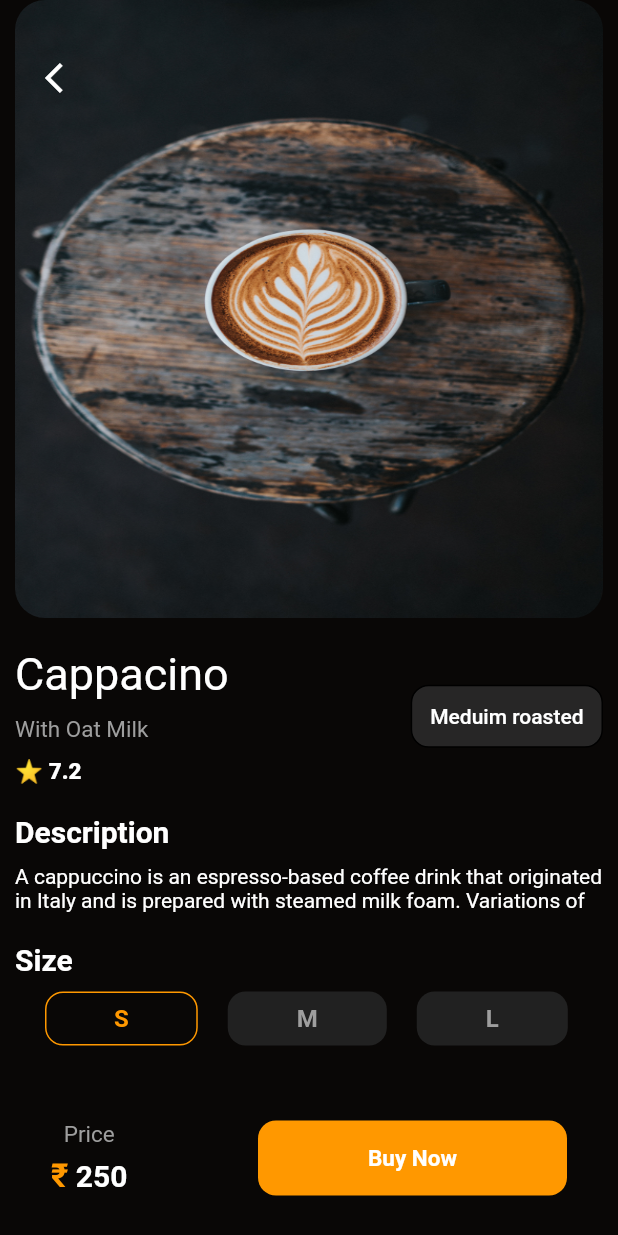
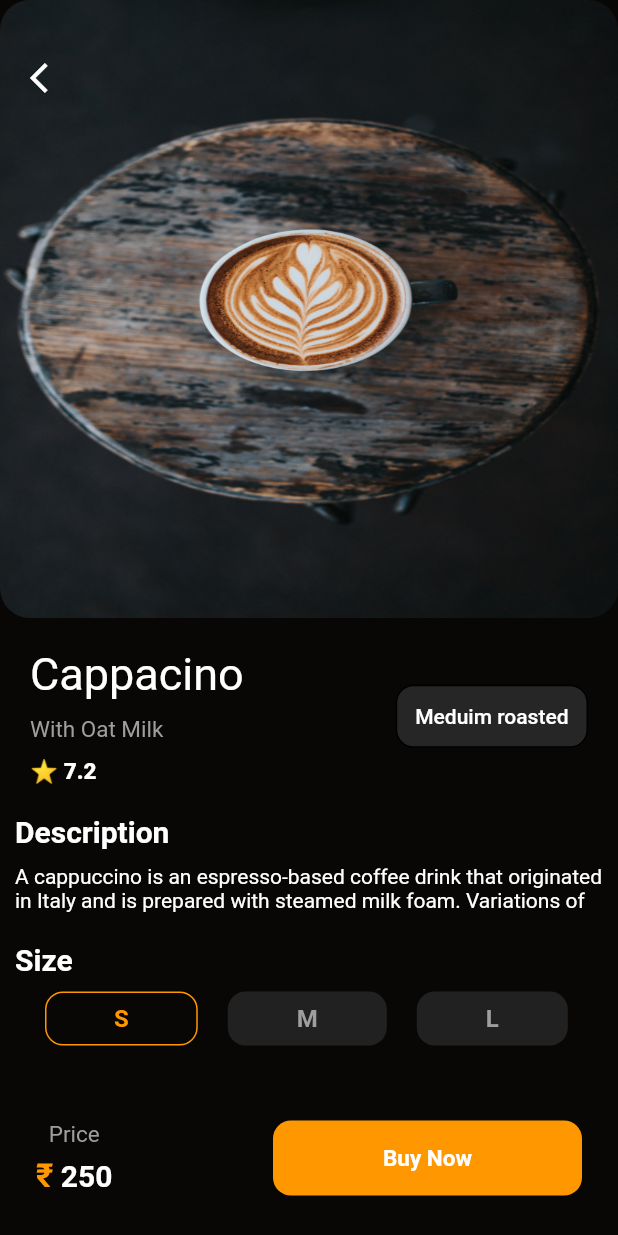
Before and after one commit to Ronalmano/coffeeappui, a Flutter app: the CoffeeDetail screen opened directly, on a phone screen of 412 x 824 dp. Run offline on Flutter 3.47's test engine with Material 2 defaults, Android fonts, the phone set to English and light mode, and no system bars; our stand-ins replace flutter_tabler_icons, google_fonts.

Commit message:
UI change in details page

```diff
--- a/lib/pages/details_page.dart
+++ b/lib/pages/details_page.dart
@@ -26,9 +26,7 @@ class _CoffeeDetailState extends State<CoffeeDetail> {
   Widget build(BuildContext context) {
     return Scaffold(
       backgroundColor: const Color(0xff090706),
-      body: Padding(
-        padding: const EdgeInsets.symmetric(horizontal: 10.0),
-        child: Column(
+      body: Column(
         crossAxisAlignment: CrossAxisAlignment.start,
         children: [
           Container(
@@ -62,7 +60,7 @@ class _CoffeeDetailState extends State<CoffeeDetail> {
             height: 20,
           ),
           Container(
-              // padding: EdgeInsets.all(20),
+            padding: const EdgeInsets.symmetric(horizontal: 20),
             // height: 100,
             width: MediaQuery.of(context).size.width,
             color: const Color(0xff090706).withOpacity(0.1),
@@ -113,34 +111,44 @@ class _CoffeeDetailState extends State<CoffeeDetail> {
           const SizedBox(
             height: 20,
           ),
-            const Text(
+          const Padding(
+            padding: EdgeInsets.symmetric(horizontal: 10.0),
+            child: Text(
               "Description",
               style: TextStyle(
                 fontSize: 20,
                 fontWeight: FontWeight.w600,
               ),
             ),
+          ),
           const SizedBox(
             height: 10,
           ),
-            const Text(
+          const Padding(
+            padding: EdgeInsets.symmetric(horizontal: 10.0),
+            child: Text(
               "A cappuccino is an espresso-based coffee drink that originated in Italy and is prepared with steamed milk foam. Variations of the drink involve the use of cream instead of milk, using non-dairy milk substitutes and flavoring with cinnamon or chocolate powder.",
               maxLines: 2,
+            ),
           ),
           const SizedBox(
             height: 20,
           ),
-            const Text(
+          const Padding(
+            padding: EdgeInsets.symmetric(horizontal: 10.0),
+            child: Text(
               "Size",
               style: TextStyle(
                 fontSize: 20,
                 fontWeight: FontWeight.w600,
               ),
             ),
+          ),
           const SizedBox(
             height: 10,
           ),
-            SizedBox(
+          Container(
+            padding: const EdgeInsets.symmetric(horizontal: 10.0),
             height: 36,
             child: ListView.builder(
                 scrollDirection: Axis.horizontal,
@@ -154,9 +162,9 @@ class _CoffeeDetailState extends State<CoffeeDetail> {
                     },
                     child: Container(
                       alignment: Alignment.center,
-                        margin: EdgeInsets.only(left: 20),
-                        padding:
-                            EdgeInsets.symmetric(horizontal: 45, vertical: 5),
+                      margin: const EdgeInsets.only(left: 20),
+                      padding: const EdgeInsets.symmetric(
+                          horizontal: 45, vertical: 5),
                       decoration: BoxDecoration(
                         border: Border.all(
                             color: (index == selectedIndex)
@@ -245,7 +253,6 @@ class _CoffeeDetailState extends State<CoffeeDetail> {
           ),
         ],
       ),
-      ),
     );
   }
 }
```
Lines whose indentation alone changed are shown as unchanged.
